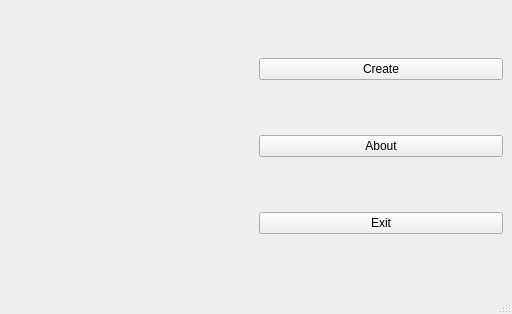
The window that sfo.ui (Abir-Tx/StudyFolderOrganizer-GUI) describes before a commit, drawn with Qt 5.
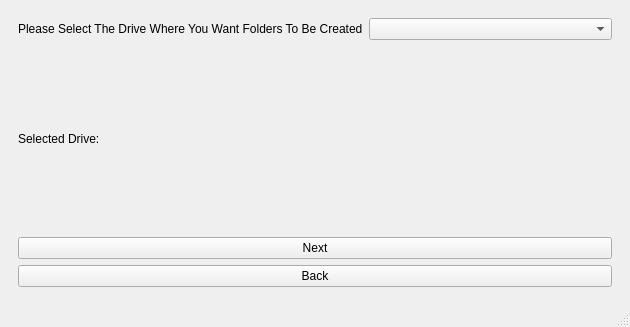
The same window after the commit. The open tabs and pages were chosen to show the change.

Commit message:
Add drive selection capability to the GUI
Added layout & changed design

Diff of the .ui file:
```diff
--- a/sfo.ui
+++ b/sfo.ui
@@ -6,8 +6,8 @@
    <rect>
     <x>0</x>
     <y>0</y>
-    <width>512</width>
-    <height>314</height>
+    <width>630</width>
+    <height>327</height>
    </rect>
   </property>
   <property name="windowTitle">
@@ -16,6 +16,13 @@
   <widget class="QWidget" name="centralwidget">
    <layout class="QHBoxLayout" name="horizontalLayout">
     <item>
+     <widget class="QStackedWidget" name="stackedWidget">
+      <property name="currentIndex">
+       <number>2</number>
+      </property>
+      <widget class="QWidget" name="main">
+       <layout class="QHBoxLayout" name="horizontalLayout_2">
+        <item>
      <widget class="QLabel" name="sfologo">
       <property name="text">
        <string/>
@@ -49,6 +56,50 @@
     </item>
    </layout>
   </widget>
+      <widget class="QWidget" name="create_2">
+       <layout class="QVBoxLayout" name="verticalLayout_2">
+        <item>
+         <layout class="QHBoxLayout" name="horizontalLayout_3">
+          <item alignment="Qt::AlignHCenter">
+           <widget class="QLabel" name="label">
+            <property name="text">
+             <string>Please Select The Drive Where You Want Folders To Be Created</string>
+            </property>
+           </widget>
+          </item>
+          <item>
+           <widget class="QComboBox" name="driveslist"/>
+          </item>
+         </layout>
+        </item>
+        <item>
+         <widget class="QLabel" name="selecteddrive">
+          <property name="text">
+           <string>Selected Drive: </string>
+          </property>
+         </widget>
+        </item>
+        <item>
+         <widget class="QPushButton" name="next">
+          <property name="text">
+           <string>Next</string>
+          </property>
+         </widget>
+        </item>
+        <item>
+         <widget class="QPushButton" name="back">
+          <property name="text">
+           <string>Back</string>
+          </property>
+         </widget>
+        </item>
+       </layout>
+      </widget>
+      <widget class="QWidget" name="page_3"/>
+     </widget>
+    </item>
+   </layout>
+  </widget>
   <widget class="QMenuBar" name="menubar">
    <property name="geometry">
     <rect>
```
Left out of the diff: 4 changed lines with no effect on the pictures. Lines whose indentation alone changed are shown as unchanged. The commit also changes 3 other files.
